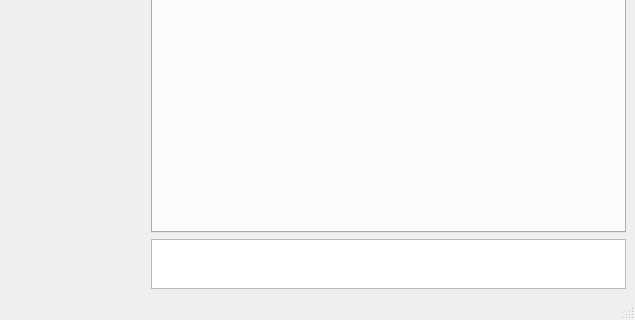
Before: the Qt Designer form ui/frmMain.ui in turulomio/glparchis, drawn with Qt 5; both pictures show x 242 to 877 and y 286 to 606 of the 877 by 606 pixel window.
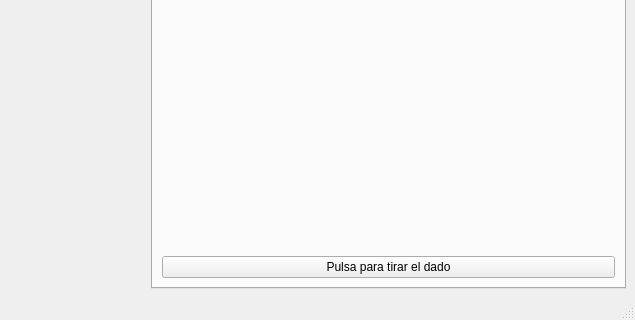
After: the same form once the commit is applied. Icons and pictures are not drawn. Custom widgets are drawn as their Qt base class.

Commit message: Añadido botón y mejorado interfaz

Diff of the .ui file:
```diff
--- a/ui/frmMain.ui
+++ b/ui/frmMain.ui
@@ -149,6 +149,17 @@
               </property>
              </widget>
             </item>
+            <item row="1" column="0">
+             <widget class="QPushButton" name="cmdTirarDado">
+              <property name="text">
+               <string>Pulsa para tirar el dado</string>
+              </property>
+              <property name="icon">
+               <iconset resource="../images/glparchis.qrc">
+                <normaloff>:/glparchis/cube.png</normaloff>:/glparchis/cube.png</iconset>
+              </property>
+             </widget>
+            </item>
            </layout>
           </widget>
           <widget class="QWidget" name="tabStatistics">
@@ -169,28 +180,6 @@
           </widget>
          </widget>
         </item>
-        <item>
-         <widget class="QListView" name="lstLog">
-          <property name="sizePolicy">
-           <sizepolicy hsizetype="Expanding" vsizetype="Fixed">
-            <horstretch>0</horstretch>
-            <verstretch>50</verstretch>
-           </sizepolicy>
-          </property>
-          <property name="minimumSize">
-           <size>
-            <width>0</width>
-            <height>0</height>
-           </size>
-          </property>
-          <property name="maximumSize">
-           <size>
-            <width>16777215</width>
-            <height>50</height>
-           </size>
-          </property>
-         </widget>
-        </item>
        </layout>
       </item>
      </layout>
```
The commit also changes 7 other files.
